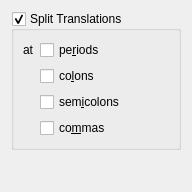
Above: src/configure-practice/writtenpracticeoptionswidget.ui from KDE/parley before the change. Below: the same form after it.
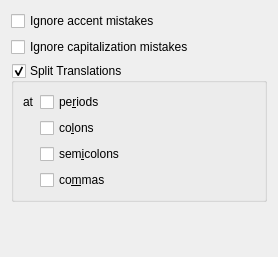
That is the form after the change.

Commit message: Add config options to ignore accent/capitalization mistakes.

```diff
--- a/src/configure-practice/writtenpracticeoptionswidget.ui
+++ b/src/configure-practice/writtenpracticeoptionswidget.ui
@@ -5,14 +5,28 @@
    <rect>
     <x>0</x>
     <y>0</y>
-    <width>192</width>
-    <height>192</height>
+    <width>278</width>
+    <height>257</height>
    </rect>
   </property>
   <property name="windowTitle" >
    <string>Form</string>
   </property>
   <layout class="QVBoxLayout" >
+   <item>
+    <widget class="QCheckBox" name="kcfg_IgnoreAccentMistakes" >
+     <property name="text" >
+      <string>Ignore accent mistakes</string>
+     </property>
+    </widget>
+   </item>
+   <item>
+    <widget class="QCheckBox" name="kcfg_IgnoreCapitalizationMistakes" >
+     <property name="text" >
+      <string>Ignore capitalization mistakes</string>
+     </property>
+    </widget>
+   </item>
    <item>
     <widget class="QGroupBox" name="kcfg_SplitTranslations" >
      <property name="title" >
```
The commit also changes 2 other files.
